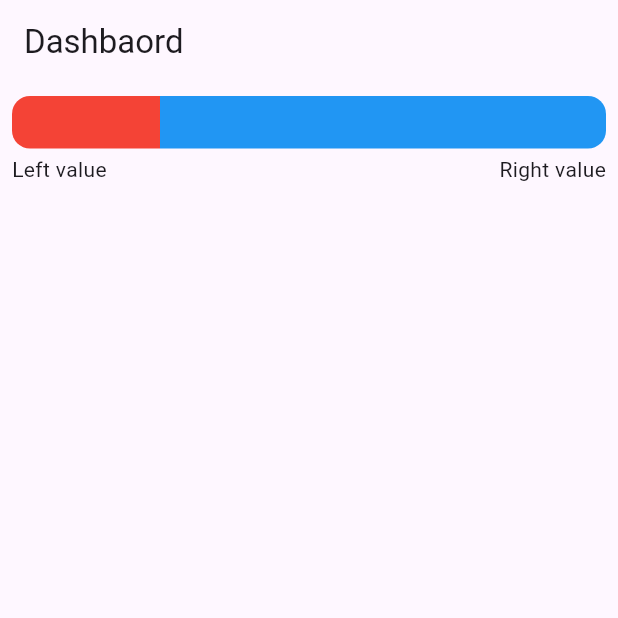
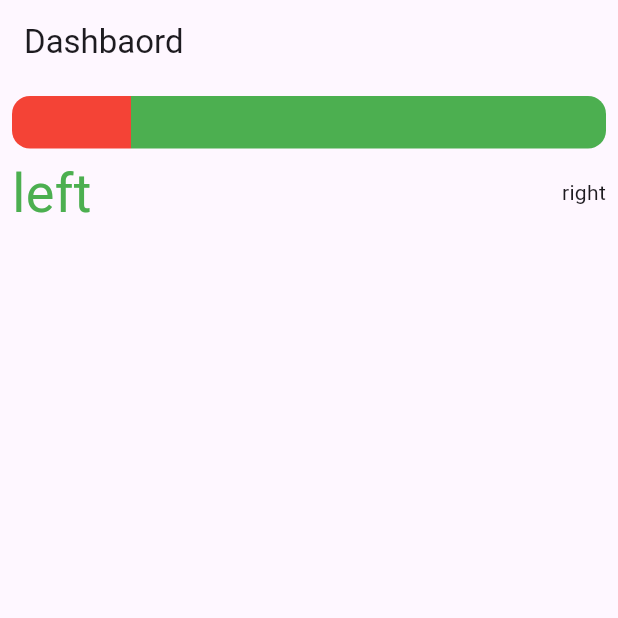
Before and after one commit to krzychudz/ratio_bar, a Flutter app: the screen it shows after launch, on a phone screen of 412 x 824 dp, the top half of it. Run offline on Flutter 3.47's test engine with Material 3 defaults, Android fonts, the phone set to English and light mode, and no system bars.

Commit message:
Add style object for RatioBar

```diff
--- a/example/lib/main.dart
+++ b/example/lib/main.dart
@@ -29,13 +29,23 @@ class HomePage extends StatelessWidget {
       appBar: AppBar(
         title: const Text('Dashbaord'),
       ),
-      body: const Center(
+      body: Center(
         child: Padding(
           padding: EdgeInsets.all(8.0),
           child: RatioBar(
-            ratio: 1 / 4,
-            leftSideColor: Colors.red,
-            rightSideColor: Colors.blue,
+            ratio: 1 / 5,
+            leftSideLabel: 'left',
+            rightSideLabel: 'right',
+            style: RatioBarStyle(
+              rightSideColor: Colors.green,
+              leftSideLabelTextStyle: TextStyle(
+                fontSize: 36,
+                fontWeight: FontWeight.w400,
+                color: Colors.green,
+              ),
+            ),
+            // leftSideColor: Colors.red,
+            // rightSideColor: Colors.blue,
           ),
         ),
       ),
--- a/lib/ratio_bar.dart
+++ b/lib/ratio_bar.dart
@@ -1,75 +1,3 @@
 library ratio_bar;
 
-import 'package:flutter/material.dart';
-
-class RatioBar extends StatelessWidget {
-  const RatioBar({
-    super.key,
-    this.ratio,
-    this.leftSideColor = Colors.orange,
-    this.rightSideColor = Colors.green,
-    this.leftSideLabel = 'Left value',
-    this.rightSideLabel = 'Right value',
-  });
-
-  final double? ratio;
-  final Color leftSideColor;
-  final Color rightSideColor;
-  final String leftSideLabel;
-  final String rightSideLabel;
-
-  @override
-  Widget build(BuildContext context) {
-    return Column(
-      children: [
-        Container(
-          width: double.infinity,
-          height: 35,
-          decoration: BoxDecoration(
-            borderRadius: BorderRadius.circular(12),
-            color: ratio == null ? Colors.grey : null,
-            gradient: ratio != null
-                ? LinearGradient(
-                    begin: Alignment.centerLeft,
-                    end: Alignment.centerRight,
-                    colors: [leftSideColor, rightSideColor],
-                    stops: [ratio!, ratio!],
-                  )
-                : null,
-          ),
-        ),
-        const SizedBox(height: 4),
-        AnimatedVisibility(
-          isVisible: ratio != null,
-          child: Row(
-            mainAxisAlignment: MainAxisAlignment.spaceBetween,
-            children: [
-              Text(leftSideLabel),
-              Text(rightSideLabel),
-            ],
-          ),
-        ),
-      ],
-    );
-  }
-}
-
-class AnimatedVisibility extends StatelessWidget {
-  const AnimatedVisibility({
-    super.key,
-    required this.child,
-    required this.isVisible,
-  });
-
-  final Widget child;
-  final bool isVisible;
-
-  @override
-  Widget build(BuildContext context) {
-    return AnimatedSize(
-      duration: const Duration(milliseconds: 150),
-      curve: Curves.fastOutSlowIn,
-      child: isVisible ? child : const SizedBox.shrink(),
-    );
-  }
-}
+export 'widgets/ratio_bar_widget.dart';
--- /dev/null
+++ b/lib/widgets/animated_visibility.dart
@@ -0,0 +1,21 @@
+import 'package:flutter/widgets.dart';
+
+class AnimatedVisibility extends StatelessWidget {
+  const AnimatedVisibility({
+    super.key,
+    required this.child,
+    required this.isVisible,
+  });
+
+  final Widget child;
+  final bool isVisible;
+
+  @override
+  Widget build(BuildContext context) {
+    return AnimatedSize(
+      duration: const Duration(milliseconds: 150),
+      curve: Curves.fastOutSlowIn,
+      child: isVisible ? child : const SizedBox.shrink(),
+    );
+  }
+}
--- /dev/null
+++ b/lib/widgets/ratio_bar_widget.dart
@@ -0,0 +1,78 @@
+import 'package:flutter/material.dart';
+import 'package:ratio_bar/widgets/animated_visibility.dart';
+
+class RatioBarStyle {
+  RatioBarStyle({
+    this.leftSideColor,
+    this.rightSideColor,
+    this.leftSideLabelTextStyle,
+    this.rightSideLabelTextStyle,
+  });
+
+  final Color? rightSideColor;
+  final Color? leftSideColor;
+  final TextStyle? leftSideLabelTextStyle;
+  final TextStyle? rightSideLabelTextStyle;
+}
+
+class RatioBar extends StatelessWidget {
+  const RatioBar({
+    super.key,
+    this.ratio,
+    this.leftSideLabel,
+    this.rightSideLabel,
+    this.style,
+  });
+
+  final double? ratio;
+  final String? leftSideLabel;
+  final String? rightSideLabel;
+  final RatioBarStyle? style;
+
+  @override
+  Widget build(BuildContext context) {
+    final leftSideColor = style?.leftSideColor ?? Colors.red;
+    final rightSideColor = style?.rightSideColor ?? Colors.blue;
+
+    return Column(
+      children: [
+        Container(
+          width: double.infinity,
+          height: 35,
+          decoration: BoxDecoration(
+            borderRadius: BorderRadius.circular(12),
+            color: ratio == null ? Colors.grey : null,
+            gradient: ratio != null
+                ? LinearGradient(
+                    begin: Alignment.centerLeft,
+                    end: Alignment.centerRight,
+                    colors: [leftSideColor, rightSideColor],
+                    stops: [ratio!, ratio!],
+                  )
+                : null,
+          ),
+        ),
+        const SizedBox(height: 4),
+        AnimatedVisibility(
+          isVisible: ratio != null,
+          child: Row(
+            mainAxisAlignment: MainAxisAlignment.spaceBetween,
+            children: [
+              if (leftSideLabel != null)
+                Text(
+                  leftSideLabel!,
+                  style: style?.leftSideLabelTextStyle,
+                ),
+              const Spacer(),
+              if (rightSideLabel != null)
+                Text(
+                  rightSideLabel!,
+                  style: style?.rightSideLabelTextStyle,
+                ),
+            ],
+          ),
+        ),
+      ],
+    );
+  }
+}
```
